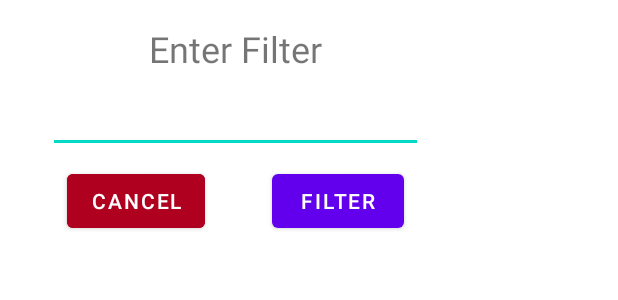
After one commit to ArcticEH/WoW-Mount-Collector, an Android app: the layout fragment_filter.xml on its own in the app's theme, with its tools: preview values and no code run, on a phone screen of 412 x 824 dp. The commit adds this screen. Shown: the top 300 px of the screen. Run offline under Robolectric (Android 15) with nearby library versions, the phone set to English and light mode, and no system bars.

Commit message:
Added filtering with dialog fragment

```diff
--- a/app/build.gradle
+++ b/app/build.gradle
@@ -34,6 +34,7 @@ dependencies {
     implementation 'com.google.android.material:material:1.3.0'
     implementation 'androidx.constraintlayout:constraintlayout:2.0.4'
     implementation 'com.google.code.gson:gson:2.8.6'
+    implementation 'androidx.legacy:legacy-support-v4:1.0.0'
     testImplementation 'junit:junit:4.+'
     androidTestImplementation 'androidx.test.ext:junit:1.1.2'
     androidTestImplementation 'androidx.test.espresso:espresso-core:3.3.0'
--- a/app/src/main/java/ca/mohawk/kolar/GetRequestTask.java
+++ b/app/src/main/java/ca/mohawk/kolar/GetRequestTask.java
@@ -85,7 +85,7 @@ public class GetRequestTask extends AsyncTask<String, Void, String> {
         switch(requestType) {
             case "AllMounts":
                 AllMountRequestResult allMountRequestResult = gson.fromJson(result, AllMountRequestResult.class);
-                MainActivity.instance.DisplayMounts(allMountRequestResult.mounts);
+                MainActivity.instance.DisplayMounts(allMountRequestResult.mounts, null);
                 break;
             default:
                 Log.d(TAG, "Unknown request type.");
--- a/app/src/main/res/layout/activity_main.xml
+++ b/app/src/main/res/layout/activity_main.xml
@@ -38,6 +38,7 @@
         android:layout_width="0dp"
         android:layout_height="wrap_content"
         android:layout_marginTop="8dp"
+        android:paddingBottom="16dp"
         app:layout_constraintEnd_toEndOf="parent"
         app:layout_constraintHorizontal_bias="0.378"
         app:layout_constraintStart_toStartOf="parent"
@@ -74,6 +75,8 @@
         app:layout_constraintEnd_toEndOf="parent"
         app:layout_constraintHorizontal_bias="1.0"
         app:layout_constraintStart_toStartOf="parent"
-        app:layout_constraintTop_toBottomOf="@+id/ConstraintLayout2" />
+        app:layout_constraintTop_toBottomOf="@+id/ConstraintLayout2" >
+
+    </ListView>
 
 </androidx.constraintlayout.widget.ConstraintLayout>
--- /dev/null
+++ b/app/src/main/res/layout/fragment_filter.xml
@@ -0,0 +1,62 @@
+<?xml version="1.0" encoding="utf-8"?>
+<androidx.constraintlayout.widget.ConstraintLayout xmlns:android="http://schemas.android.com/apk/res/android"
+    xmlns:app="http://schemas.android.com/apk/res-auto"
+    xmlns:tools="http://schemas.android.com/tools"
+    android:id="@+id/frameLayout"
+    android:layout_width="wrap_content"
+    android:layout_height="wrap_content"
+    android:paddingBottom="8dp"
+    tools:context=".LoginDialogFragment">
+
+    <TextView
+        android:id="@+id/FilterTitleTextView"
+        android:layout_width="wrap_content"
+        android:layout_height="wrap_content"
+        android:layout_marginStart="16dp"
+        android:layout_marginTop="16dp"
+        android:layout_marginEnd="16dp"
+        android:text="Enter Filter"
+        android:textAlignment="center"
+        android:textSize="24sp"
+        app:layout_constraintEnd_toEndOf="parent"
+        app:layout_constraintStart_toStartOf="parent"
+        app:layout_constraintTop_toTopOf="parent" />
+
+    <EditText
+        android:id="@+id/FilterEditText"
+        android:layout_width="250dp"
+        android:layout_height="wrap_content"
+        android:layout_marginStart="32dp"
+        android:layout_marginTop="8dp"
+        android:layout_marginEnd="32dp"
+        android:ems="10"
+        android:inputType="textShortMessage"
+        app:layout_constraintEnd_toEndOf="parent"
+        app:layout_constraintStart_toStartOf="parent"
+        app:layout_constraintTop_toBottomOf="@+id/FilterTitleTextView" />
+
+    <Button
+        android:id="@+id/CancelFilterButton"
+        android:layout_width="wrap_content"
+        android:layout_height="wrap_content"
+        android:layout_marginTop="8dp"
+        android:backgroundTint="@color/design_default_color_error"
+        android:text="Cancel"
+        app:layout_constraintBottom_toBottomOf="parent"
+        app:layout_constraintEnd_toStartOf="@+id/EnterFilterButton"
+        app:layout_constraintHorizontal_bias="0.5"
+        app:layout_constraintStart_toStartOf="parent"
+        app:layout_constraintTop_toBottomOf="@+id/FilterEditText" />
+
+    <Button
+        android:id="@+id/EnterFilterButton"
+        android:layout_width="wrap_content"
+        android:layout_height="wrap_content"
+        android:layout_marginTop="8dp"
+        android:text="Filter"
+        app:layout_constraintEnd_toEndOf="parent"
+        app:layout_constraintHorizontal_bias="0.5"
+        app:layout_constraintStart_toEndOf="@+id/CancelFilterButton"
+        app:layout_constraintTop_toBottomOf="@+id/FilterEditText" />
+
+</androidx.constraintlayout.widget.ConstraintLayout>
--- a/app/src/main/res/values/strings.xml
+++ b/app/src/main/res/values/strings.xml
@@ -14,4 +14,6 @@
     <!-- Shared Preferences -->
     <string name="sharedPreferences_file">Collection</string>
     <string name="sharedPreferences_token_key">Collection</string>
+    <!-- TODO: Remove or change this placeholder text -->
+    <string name="hello_blank_fragment">Hello blank fragment</string>
 </resources>
```
Also changed, not shown: app/src/main/java/ca/mohawk/kolar/FilterFragment.java (added, +62 -0 lines), app/src/main/java/ca/mohawk/kolar/MainActivity.java (+35 -2 lines).
